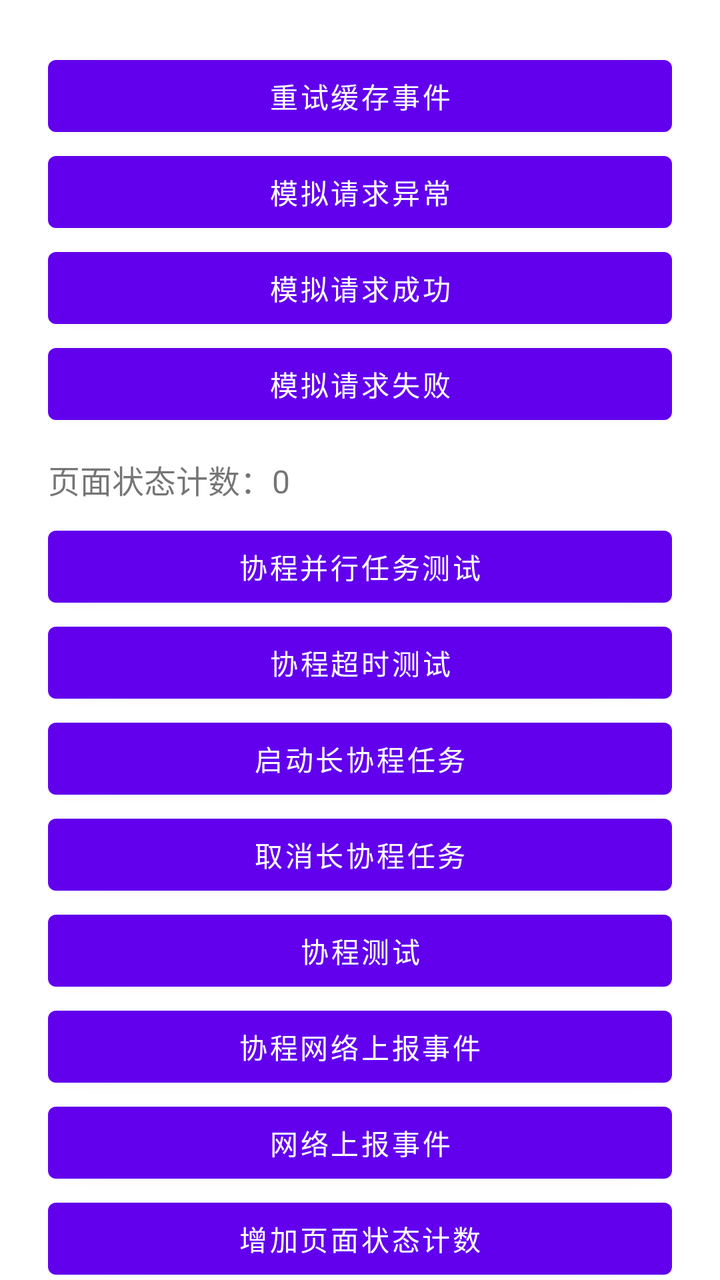
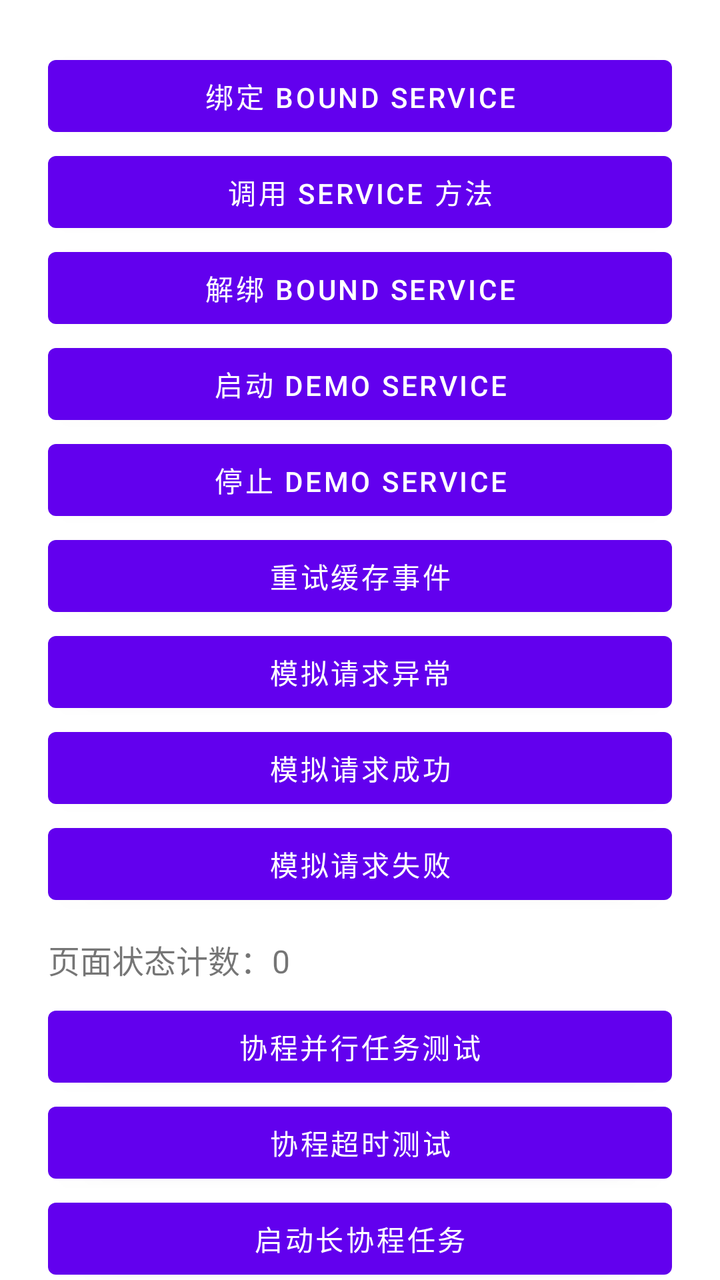

The first picture is an Android layout as it rendered before a commit; the second is the same layout after the commit. The layout source and the unified diff follow.
<!-- AndroidManifest.xml: application theme Theme.SdkStudyDemo -->
<!-- res/layout/activity_main.xml -->
<?xml version="1.0" encoding="utf-8"?>
<androidx.core.widget.NestedScrollView xmlns:android="http://schemas.android.com/apk/res/android"
    android:id="@+id/mainScrollView"
    android:layout_width="match_parent"
    android:layout_height="match_parent"
    android:fillViewport="true">


<LinearLayout
    android:id="@+id/rootLayout"
    android:layout_width="match_parent"
    android:layout_height="match_parent"
    android:orientation="vertical"
    android:padding="24dp">
    <Button
        android:id="@+id/btnRetryCachedEvents"
        android:layout_width="match_parent"
        android:layout_height="wrap_content"
        android:text="重试缓存事件" />
    <Button
        android:id="@+id/btnRequestException"
        android:layout_width="match_parent"
        android:layout_height="wrap_content"
        android:text="模拟请求异常" />
    <Button
        android:id="@+id/btnRequestSuccess"
        android:layout_width="match_parent"
        android:layout_height="wrap_content"
        android:text="模拟请求成功" />

    <Button
        android:id="@+id/btnRequestError"
        android:layout_width="match_parent"
        android:layout_height="wrap_content"
        android:text="模拟请求失败" />

    <TextView
        android:id="@+id/tvStateCount"
        android:layout_width="match_parent"
        android:layout_height="wrap_content"
        android:text="页面状态计数：0"
        android:textSize="16sp"
        android:paddingTop="12dp"
        android:paddingBottom="8dp"/>
    <Button
        android:id="@+id/btnParallelTaskTest"
        android:layout_width="match_parent"
        android:layout_height="wrap_content"
        android:text="协程并行任务测试"/>
    <Button
        android:id="@+id/btnTimeoutTest"
        android:layout_width="match_parent"
        android:layout_height="wrap_content"
        android:text="协程超时测试" />
    <Button
        android:id="@+id/btnStartLongCoroutine"
        android:layout_width="match_parent"
        android:layout_height="wrap_content"
        android:text="启动长协程任务" />

    <Button
        android:id="@+id/btnCancelLongCoroutine"
        android:layout_width="match_parent"
        android:layout_height="wrap_content"
        android:text="取消长协程任务" />
    <Button
        android:id="@+id/btnCoroutineTest"
        android:layout_width="match_parent"
        android:layout_height="wrap_content"
        android:text="协程测试" />
    <Button
        android:id="@+id/btnUploadEventCoroutine"
        android:layout_width="match_parent"
        android:layout_height="wrap_content"
        android:text="协程网络上报事件"/>
    <Button
        android:id="@+id/btnUploadEventNetwork"
        android:layout_width="match_parent"
        android:layout_height="wrap_content"
        android:text="网络上报事件"/>
    <Button
        android:id="@+id/btnIncreaseCount"
        android:layout_width="match_parent"
        android:layout_height="wrap_content"
        android:text="增加页面状态计数"/>
    <FrameLayout
        android:id="@+id/infoFragmentContainer"
        android:layout_width="match_parent"
        android:layout_height="wrap_content"/>
    <TextView
        android:id="@+id/tvSdkInfo"
        android:layout_width="match_parent"
        android:layout_height="wrap_content"
        android:text="SDK信息"
        android:textSize="16sp"/>

    <Button
        android:id="@+id/bthCancel"
        android:layout_width="match_parent"
        android:layout_height="wrap_content"
        android:text="取消隐私授权"/>

    <Button
        android:id="@+id/bthSetting"
        android:layout_width="match_parent"
        android:layout_height="wrap_content"
        android:text="进入设置页"/>
    <Button
        android:id = "@+id/bthAgree"
        android:layout_width="match_parent"
        android:layout_height="wrap_content"
        android:text="同意隐私协议"/>

    <Button
        android:id="@+id/btnTrackEvent"
        android:layout_width="match_parent"
        android:layout_height="wrap_content"
        android:text="模拟事件上报" />
    <Button
        android:id="@+id/btnTrackEventByBundle"
        android:layout_width="match_parent"
        android:layout_height="wrap_content"
        android:text="Bundle方式上报事件" />
    <Button
        android:id="@+id/btnRequestCameraPermission"
        android:layout_width="match_parent"
        android:layout_height="wrap_content"
        android:text="请求相机权限" />

    <FrameLayout
        android:id="@+id/fragmentContainer"
        android:layout_width="match_parent"
        android:layout_height="wrap_content"/>

</LinearLayout>
</androidx.core.widget.NestedScrollView>
<!-- resources referenced by this layout -->
<resources>
  <style name="Theme.SdkStudyDemo" parent="Theme.MaterialComponents.Light.NoActionBar">
          <item name="android:windowLightStatusBar">true</item>
          <item name="android:statusBarColor">@android:color/white</item>
          <item name="android:navigationBarColor">@android:color/white</item>
      </style>
</resources>

<!-- the commit's change to res/layout/activity_main.xml (unified diff, before → after) -->
@@ -12,6 +12,34 @@
     android:layout_height="match_parent"
     android:orientation="vertical"
     android:padding="24dp">
+    <Button
+        android:id="@+id/btnBindService"
+        android:layout_width="match_parent"
+        android:layout_height="wrap_content"
+        android:text="绑定 Bound Service" />
+
+    <Button
+        android:id="@+id/btnCallService"
+        android:layout_width="match_parent"
+        android:layout_height="wrap_content"
+        android:text="调用 Service 方法" />
+
+    <Button
+        android:id="@+id/btnUnbindService"
+        android:layout_width="match_parent"
+        android:layout_height="wrap_content"
+        android:text="解绑 Bound Service" />
+    <Button
+        android:id="@+id/btnStartDemoService"
+        android:layout_width="match_parent"
+        android:layout_height="wrap_content"
+        android:text="启动 Demo Service" />
+
+    <Button
+        android:id="@+id/btnStopDemoService"
+        android:layout_width="match_parent"
+        android:layout_height="wrap_content"
+        android:text="停止 Demo Service" />
     <Button
         android:id="@+id/btnRetryCachedEvents"
         android:layout_width="match_parent"
